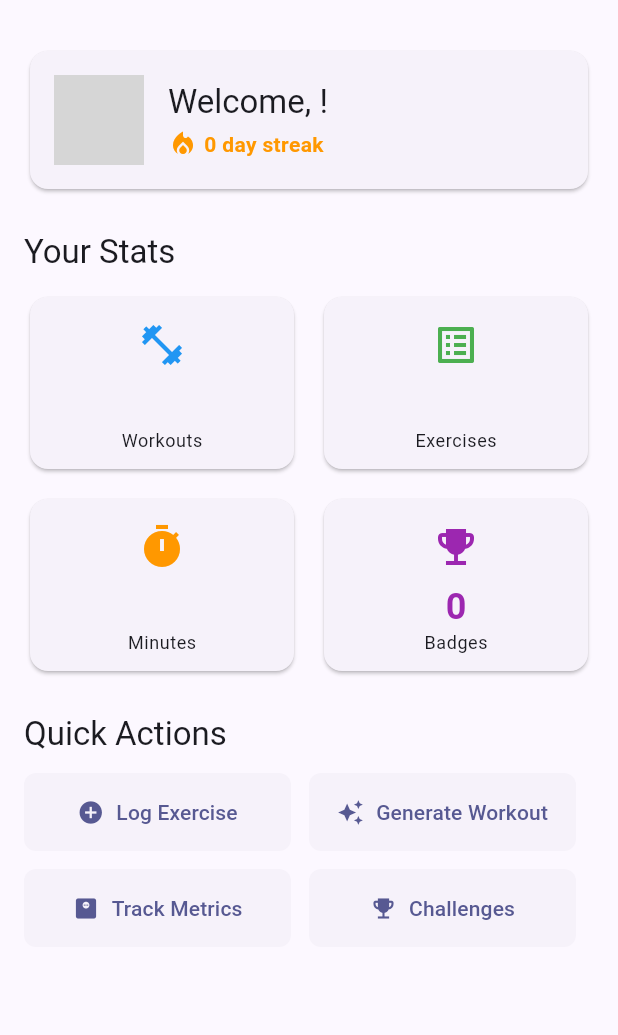
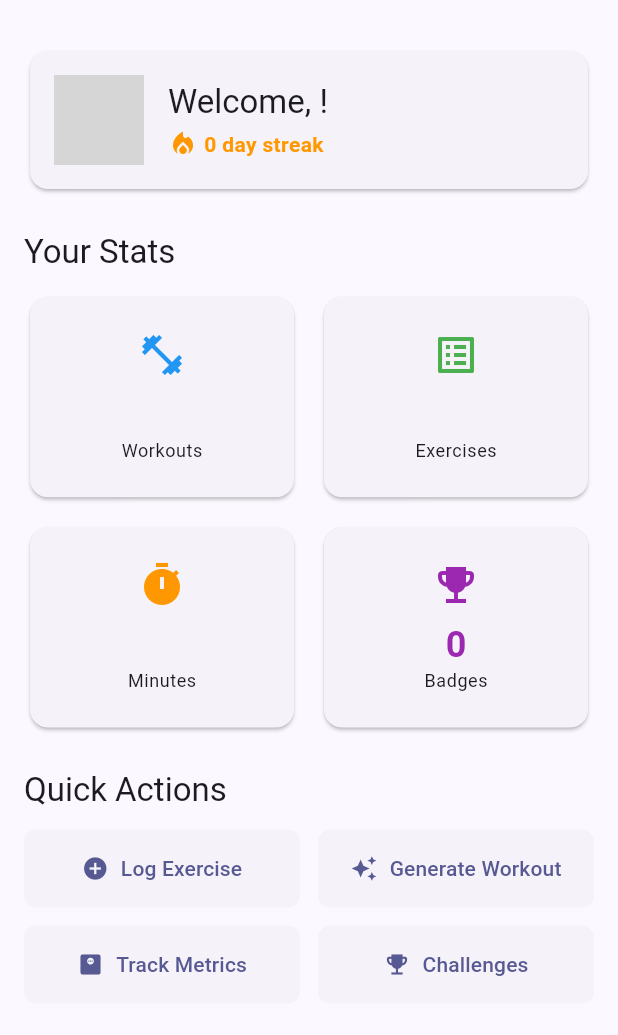
Before and after one commit to JashThakkar/Atlas, a Flutter app: the screen it shows once a user with an empty profile is signed in, on a phone screen of 412 x 824 dp, the part 63-1098 px from its top. Run offline on Flutter 3.47's test engine with Material 3 defaults, Android fonts, the phone set to English and light mode, and no system bars; our stand-ins replace cached_network_image, cloud_firestore, firebase_auth, firebase_core, firebase_storage, fl_chart and 8 more; accounts and stored records are empty; network calls fail; grey boxes are pictures that could not be loaded.

Commit message:
Fix dashboard overflow: reduce childAspectRatio to 1.3 and StatCard padding to 12
Co-authored-by: Ning0233 <162058870+Ning0233@users.noreply.github.com>

```diff
--- a/lib/screens/home/home_screen.dart
+++ b/lib/screens/home/home_screen.dart
@@ -182,7 +182,7 @@ class HomeScreen extends ConsumerWidget {
                     physics: const NeverScrollableScrollPhysics(),
                     mainAxisSpacing: 12,
                     crossAxisSpacing: 12,
-                    childAspectRatio: 1.5,
+                    childAspectRatio: 1.3,
                     children: [
                       _StatCard(
                         icon: Icons.fitness_center,
@@ -315,7 +315,7 @@ class _StatCard extends StatelessWidget {
   Widget build(BuildContext context) {
     return Card(
       child: Padding(
-        padding: const EdgeInsets.all(16.0),
+        padding: const EdgeInsets.all(12.0),
         child: Column(
           mainAxisAlignment: MainAxisAlignment.center,
           children: [
@@ -353,7 +353,7 @@ class _ActionButton extends StatelessWidget {
   @override
   Widget build(BuildContext context) {
     return SizedBox(
-      width: (MediaQuery.of(context).size.width - 56) / 2,
+      width: (MediaQuery.of(context).size.width - 44) / 2,
       child: ElevatedButton.icon(
         icon: Icon(icon),
         label: Text(label),
```
